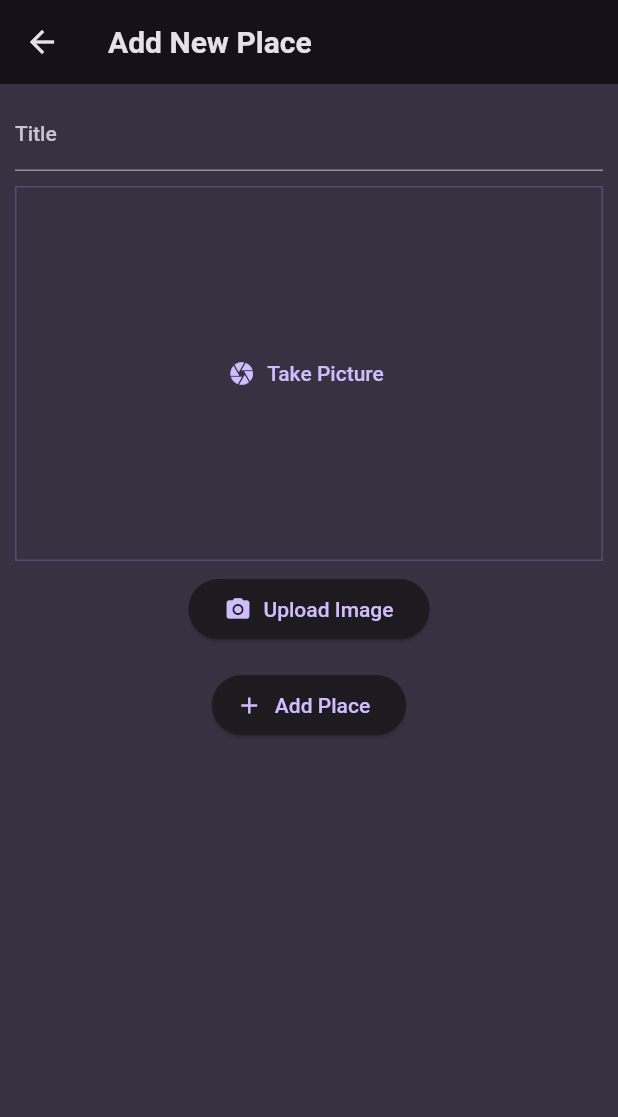
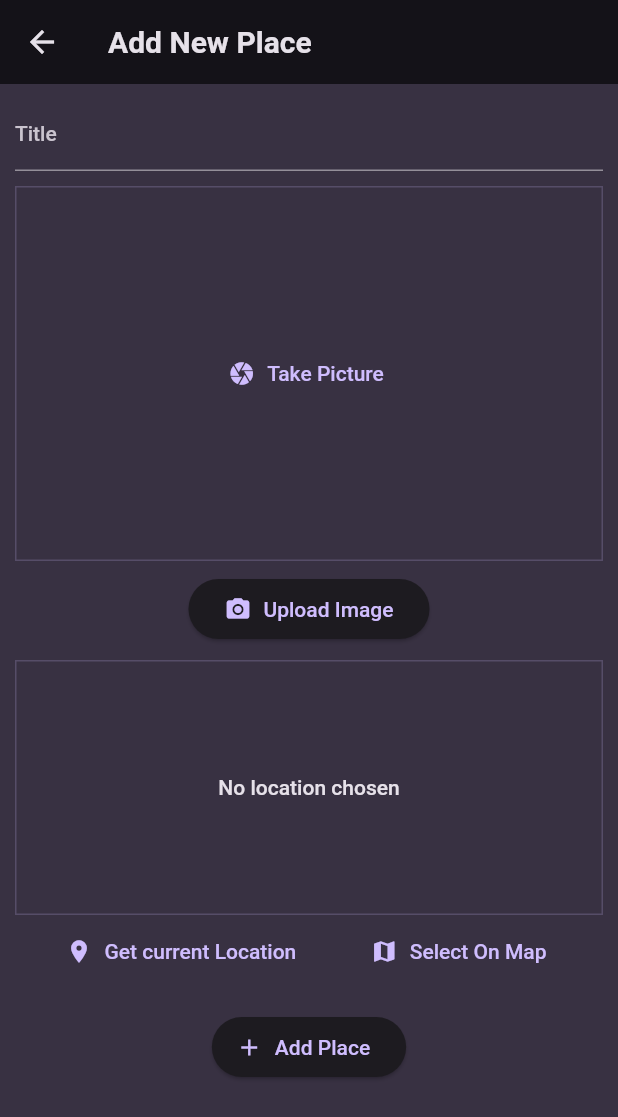
Before and after one commit to ikram-khani/favorite_places, a Flutter app: the AddPlaceScreen screen opened directly, on a phone screen of 412 x 824 dp. Shown: the top 1117 px of the screen. Run offline on Flutter 3.47's test engine with Material 2 defaults, Android fonts, the phone set to English and light mode, and no system bars; our stand-ins replace flutter_riverpod, google_fonts, image_picker.

Commit message:
adding the location package and starting with the get location input

```diff
--- a/lib/views/screens/add_place.dart
+++ b/lib/views/screens/add_place.dart
@@ -1,6 +1,7 @@
 import 'dart:io';
 import 'package:favorite_places/Providers/user_places.dart';
 import 'package:favorite_places/views/widgets/image_input.dart';
+import 'package:favorite_places/views/widgets/location_input.dart';
 import 'package:flutter/material.dart';
 import 'package:flutter_riverpod/flutter_riverpod.dart';
 
@@ -61,6 +62,10 @@ class _AddPlaceScreenState extends ConsumerState<AddPlaceScreen> {
               },
             ),
             const SizedBox(
+              height: 10,
+            ),
+            LocationInput(),
+            const SizedBox(
               height: 16,
             ),
             ElevatedButton.icon(
--- /dev/null
+++ b/lib/views/widgets/location_input.dart
@@ -0,0 +1,55 @@
+import 'package:flutter/material.dart';
+
+class LocationInput extends StatefulWidget {
+  const LocationInput({super.key});
+
+  @override
+  State<LocationInput> createState() => _LocationInputState();
+}
+
+class _LocationInputState extends State<LocationInput> {
+  @override
+  Widget build(BuildContext context) {
+    return Column(
+      children: [
+        Container(
+          decoration: BoxDecoration(
+            border: Border.all(
+              width: 1,
+              color: Theme.of(context).colorScheme.primary.withOpacity(0.2),
+            ),
+          ),
+          height: 170,
+          width: double.infinity,
+          alignment: Alignment.center,
+          child: Text(
+            "No location chosen",
+            textAlign: TextAlign.center,
+            style: Theme.of(context).textTheme.bodyLarge!.copyWith(
+                  color: Theme.of(context).colorScheme.onBackground,
+                ),
+          ),
+        ),
+        Row(
+          mainAxisAlignment: MainAxisAlignment.spaceEvenly,
+          children: [
+            TextButton.icon(
+              onPressed: () {},
+              icon: const Icon(Icons.location_on),
+              label: const Text(
+                "Get current Location",
+              ),
+            ),
+            TextButton.icon(
+              onPressed: () {},
+              icon: const Icon(Icons.map),
+              label: const Text(
+                "Select On Map",
+              ),
+            ),
+          ],
+        )
+      ],
+    );
+  }
+}
--- a/pubspec.yaml
+++ b/pubspec.yaml
@@ -34,6 +34,7 @@ dependencies:
   flutter_riverpod: ^2.3.6
   google_fonts: ^4.0.4
   image_picker: ^1.0.0
+  location: ^5.0.0
   uuid: ^3.0.7
 
 dev_dependencies:
```
Also changed, not shown: pubspec.lock, 2 other files.
